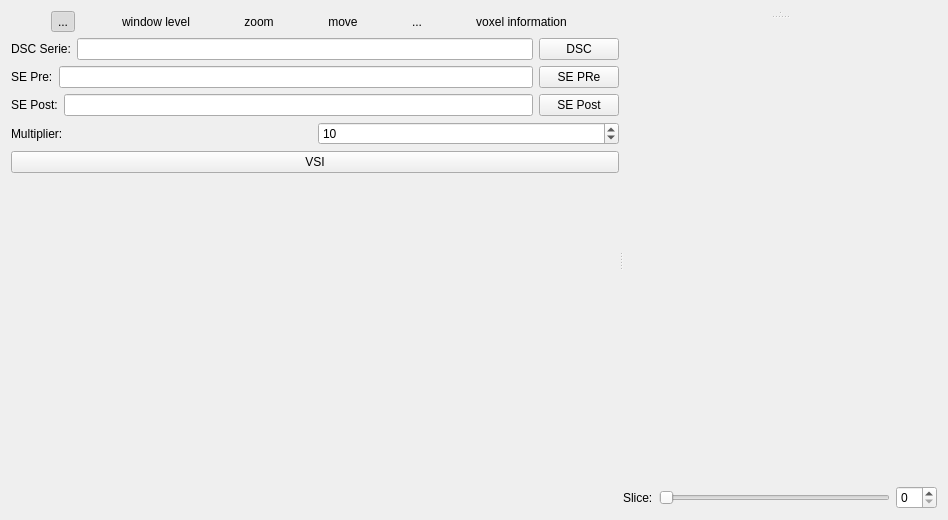
Above: starviewer/src/extensions/playground/vsireconstruction/qvsireconstructionextensionbase.ui from starviewer-medical/starviewer before the change. Below: the same form after it.
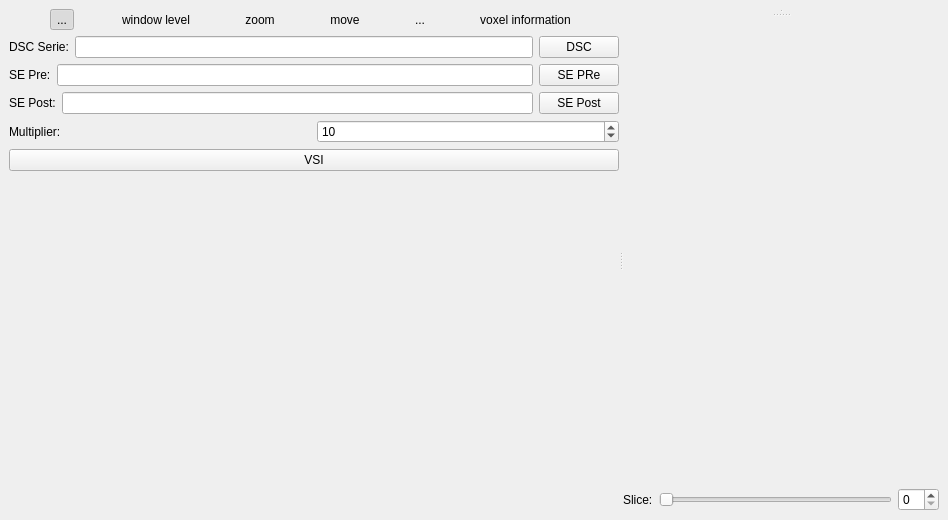
That is the form after the change. Icons and pictures are not drawn. Custom widgets are drawn as their Qt base class.

Commit message: ENH: Actualitzem l'arxiu perquè sigui compatible amb qt 4.2

```diff
--- a/starviewer/src/extensions/playground/vsireconstruction/qvsireconstructionextensionbase.ui
+++ b/starviewer/src/extensions/playground/vsireconstruction/qvsireconstructionextensionbase.ui
@@ -13,6 +13,12 @@
    <string>Form</string>
   </property>
   <layout class="QHBoxLayout" >
+   <property name="margin" >
+    <number>9</number>
+   </property>
+   <property name="spacing" >
+    <number>6</number>
+   </property>
    <item>
     <widget class="QSplitter" name="m_verticalSplitter" >
      <property name="orientation" >
@@ -20,7 +26,9 @@
      </property>
      <widget class="QSplitter" name="m_horizontalSplitter" >
       <property name="sizePolicy" >
-       <sizepolicy vsizetype="Expanding" hsizetype="Expanding" >
+       <sizepolicy>
+        <hsizetype>0</hsizetype>
+        <vsizetype>0</vsizetype>
         <horstretch>0</horstretch>
         <verstretch>0</verstretch>
        </sizepolicy>
@@ -174,6 +182,9 @@
           </item>
           <item>
            <widget class="QToolButton" name="m_voxelInformationToolButton" >
+            <property name="enabled" >
+             <bool>true</bool>
+            </property>
             <property name="layoutDirection" >
              <enum>Qt::LeftToRight</enum>
             </property>
@@ -224,12 +235,23 @@
            </widget>
           </item>
           <item>
-           <widget class="QLineEdit" name="m_DSCLineEdit" />
+           <widget class="QLineEdit" name="m_DSCLineEdit" >
+            <property name="sizePolicy" >
+             <sizepolicy>
+              <hsizetype>7</hsizetype>
+              <vsizetype>0</vsizetype>
+              <horstretch>0</horstretch>
+              <verstretch>0</verstretch>
+             </sizepolicy>
+            </property>
+           </widget>
           </item>
           <item>
            <widget class="QPushButton" name="m_chooseDSCPushButton" >
             <property name="sizePolicy" >
-             <sizepolicy vsizetype="Fixed" hsizetype="Fixed" >
+             <sizepolicy>
+              <hsizetype>0</hsizetype>
+              <vsizetype>0</vsizetype>
               <horstretch>0</horstretch>
               <verstretch>0</verstretch>
              </sizepolicy>
@@ -271,7 +293,9 @@
           <item>
            <widget class="QPushButton" name="m_chooseSEPrePushButton" >
             <property name="sizePolicy" >
-             <sizepolicy vsizetype="Fixed" hsizetype="Fixed" >
+             <sizepolicy>
+              <hsizetype>0</hsizetype>
+              <vsizetype>0</vsizetype>
               <horstretch>0</horstretch>
               <verstretch>0</verstretch>
              </sizepolicy>
@@ -313,7 +337,9 @@
           <item>
            <widget class="QPushButton" name="m_chooseSEPostPushButton" >
             <property name="sizePolicy" >
-             <sizepolicy vsizetype="Fixed" hsizetype="Fixed" >
+             <sizepolicy>
+              <hsizetype>0</hsizetype>
+              <vsizetype>0</vsizetype>
               <horstretch>0</horstretch>
               <verstretch>0</verstretch>
              </sizepolicy>
@@ -412,7 +438,9 @@
           </property>
           <widget class="udg::Q2DViewer" native="1" name="m_2DView" >
            <property name="sizePolicy" >
-            <sizepolicy vsizetype="Expanding" hsizetype="Expanding" >
+            <sizepolicy>
+             <hsizetype>0</hsizetype>
+             <vsizetype>0</vsizetype>
              <horstretch>0</horstretch>
              <verstretch>0</verstretch>
             </sizepolicy>
@@ -426,7 +454,9 @@
           </widget>
           <widget class="udg::Q2DViewer" native="1" name="m_2DView_4" >
            <property name="sizePolicy" >
-            <sizepolicy vsizetype="Expanding" hsizetype="Expanding" >
+            <sizepolicy>
+             <hsizetype>0</hsizetype>
+             <vsizetype>0</vsizetype>
              <horstretch>0</horstretch>
              <verstretch>0</verstretch>
             </sizepolicy>
@@ -441,7 +471,9 @@
          </widget>
          <widget class="udg::Q2DViewer" native="1" name="m_2DView_2" >
           <property name="sizePolicy" >
-           <sizepolicy vsizetype="Expanding" hsizetype="Expanding" >
+           <sizepolicy>
+            <hsizetype>0</hsizetype>
+            <vsizetype>0</vsizetype>
             <horstretch>0</horstretch>
             <verstretch>0</verstretch>
            </sizepolicy>
```
Left out of the diff: 120 changed lines with no effect on the pictures.
